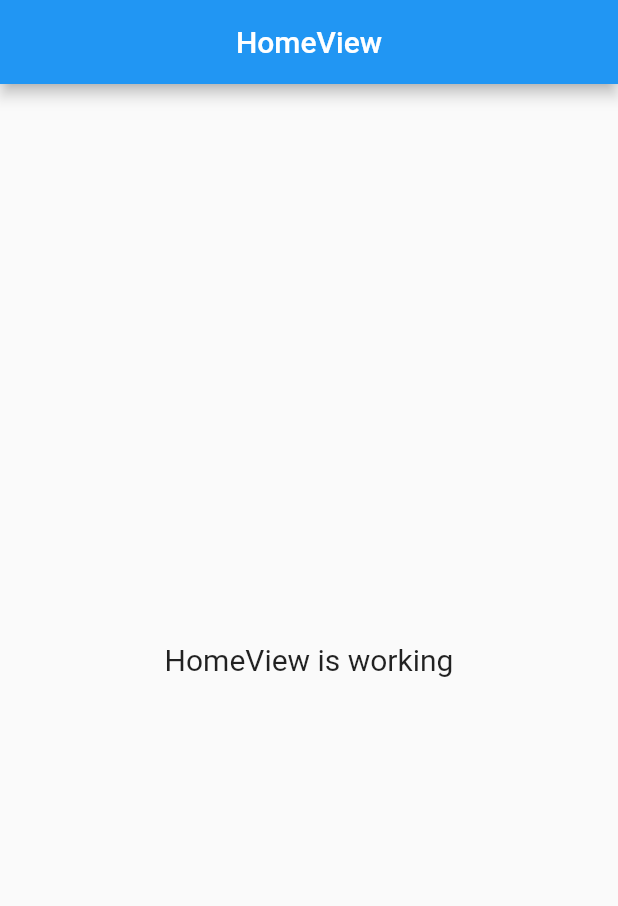
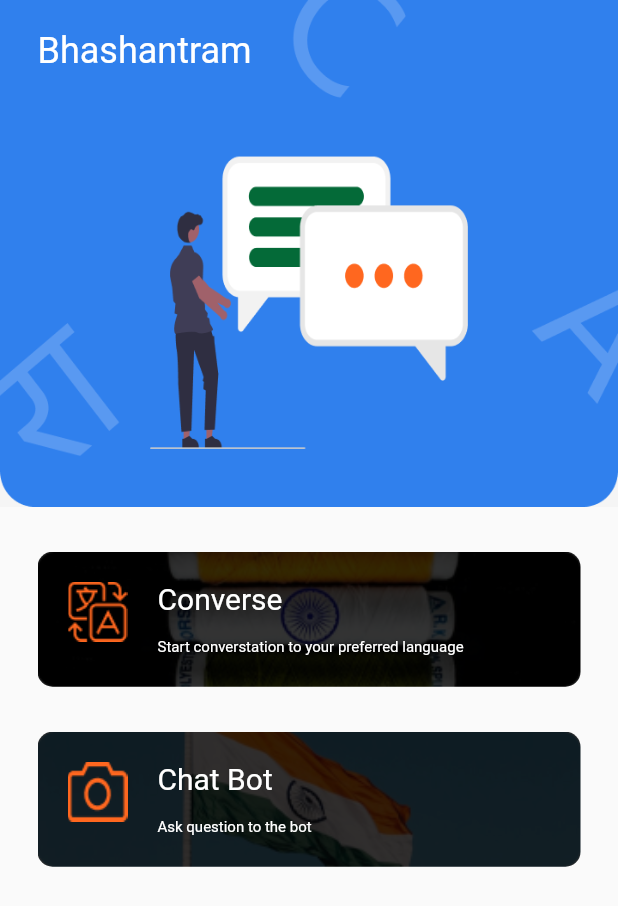
Before and after one commit to apurba235/bhashantram, a Flutter app: the screen it shows after launch, on a phone screen of 412 x 824 dp. Shown: the top 906 px of the screen. Run offline on Flutter 3.47's test engine with Material 2 defaults, Android fonts, the phone set to English and light mode, and no system bars; our stand-ins replace connectivity_plus, dio, get.

Commit message:
:feat - home page UI

```diff
--- /dev/null
+++ b/lib/app/common/consts/asset_consts.dart
@@ -0,0 +1,14 @@
+class AssetConsts {
+  /// BasePaths
+  static const basePath = 'assets';
+  static const basePathPng = '$basePath/png';
+
+  /// Png Assets
+  static const flagOne = '$basePathPng/flag_one.png';
+  static const flagTwo = '$basePathPng/flag_two.png';
+  static const homeBackground = '$basePathPng/home_background.png';
+  static const humanChat = '$basePathPng/human_chat.png';
+  static const microphone = '$basePathPng/microphone.png';
+  static const translate = '$basePathPng/translate.png';
+  static const camera = '$basePathPng/camera.png';
+}
--- /dev/null
+++ b/lib/app/common/consts/color_consts.dart
@@ -0,0 +1,6 @@
+import 'dart:ui';
+
+class ColorConsts{
+  static const whiteColor = Color(0xffffffff);
+  static const blackColor = Color(0xff000000);
+}
--- /dev/null
+++ b/lib/app/common/consts/consts.dart
@@ -0,0 +1,3 @@
+export 'package:bhashantram/app/common/consts/asset_consts.dart';
+export 'package:bhashantram/app/common/consts/color_consts.dart';
+export 'package:bhashantram/app/common/consts/string_consts.dart';
--- /dev/null
+++ b/lib/app/common/consts/string_consts.dart
@@ -0,0 +1,3 @@
+class StringConsts {
+  static const appName = 'Bhashantram';
+}
--- /dev/null
+++ b/lib/app/common/custom_snackbar.dart
@@ -0,0 +1,30 @@
+import 'package:get/get.dart';
+import 'package:flutter/material.dart';
+
+showSnackBar(String title, {bool? isError, Color? color, int milliseconds = 1800}) {
+  Get.snackbar(
+    '',
+    title,
+    titleText: Center(
+      child: Text(
+        title,
+        style: const TextStyle(color: Colors.white, fontWeight: FontWeight.w500),
+      ),
+    ),
+    messageText: const SizedBox.shrink(),
+    duration: Duration(milliseconds: milliseconds),
+    snackPosition: SnackPosition.BOTTOM,
+    backgroundColor: color ??
+        (isError == null
+            ? Colors.black
+            : isError == true
+            ? Colors.red
+            : const Color(0xff30BA00)),
+    colorText: Colors.white,
+    borderRadius: 0,
+    borderWidth: 0,
+    maxWidth: Get.width,
+    margin: const EdgeInsets.all(0),
+    padding: const EdgeInsets.fromLTRB(8, 12, 8, 8),
+  );
+}
--- a/lib/app/data/internet_connection_manager.dart
+++ b/lib/app/data/internet_connection_manager.dart
@@ -36,6 +36,11 @@ class InternetConnectionManager {
     bool? cancelOnError,
   }) async {
     final result = await Connectivity().checkConnectivity();
+    if (result == ConnectivityResult.wifi) {
+      _isWifi.value = true;
+    } else {
+      _isWifi.value = false;
+    }
     onConnection((result == ConnectivityResult.mobile) || (result == ConnectivityResult.wifi));
     Connectivity().onConnectivityChanged.listen(
       (ConnectivityResult event) {
--- a/lib/app/data/network_client.dart
+++ b/lib/app/data/network_client.dart
@@ -1,4 +1,5 @@
 import 'dart:developer';
+import 'package:bhashantram/app/common/custom_snackbar.dart';
 import 'package:dio/dio.dart';
 
 enum RestApiMethod { get, post }
@@ -10,6 +11,14 @@ class NetworkClient {
 
   Dio dio = Dio();
 
+  showError(DioError e) {
+    try {
+      // showSnackBar(jsonDecode(e.response.toString())['message'] ?? e.message, isError: true);
+    } catch (error) {
+      // showSnackBar(e.message, isError: true);
+    }
+  }
+
   Future<Map<String, dynamic>?> _restApi<T>(
     String path, {
     required RestApiMethod apiMethod,
@@ -17,6 +26,7 @@ class NetworkClient {
     dynamic body = const {},
     bool isBearerToken = false,
     bool showError = true,
+    bool showResponseLog = true,
   }) async {
     try {
       ///logging the POST endpoint and PAYLOAD
@@ -45,8 +55,10 @@ class NetworkClient {
       }
 
       ///logging the RESPONSE details
-      log('${response?.data}', name: "RESPONSE");
-      log('${response?.statusCode}', name: "RESPONSE STATUS CODE");
+      if(showResponseLog){
+        log('${response?.data}', name: "RESPONSE");
+        log('${response?.statusCode}', name: "RESPONSE STATUS CODE");
+      }
 
       ///if nor error then return response else return NUll
       if (response?.data is Map?) {
@@ -57,9 +69,9 @@ class NetworkClient {
           if (showError) {
             String errorMessage = '${x?['message'].toString()}';
             if (!errorMessage.contains('SocketException') && !errorMessage.contains('HttpException')) {
-              // showSnackBar(errorMessage, isError: true);
+              showSnackBar(errorMessage, isError: true);
             } else {
-              // showSnackBar('Something went wrong!', isError: true);
+              showSnackBar('Something went wrong!', isError: true);
             }
           }
         }
@@ -69,7 +81,7 @@ class NetworkClient {
       log('${e.response}', name: 'DIO EXCEPTION');
       if (showError) {
         if (!e.toString().contains('SocketException') && !e.toString().contains('HttpException')) {
-          // this.showError(e);
+          this.showError(e);
         } else {
           // showSnackBar('Something went wrong!', isError: true);
         }
@@ -92,4 +104,17 @@ class NetworkClient {
       headers: header,
     );
   }
+
+  Future<Map<String, dynamic>?> getApi<T>(
+    String path, {
+    bool showError = true,
+    Map<String, dynamic>? header,
+  }) async {
+    return await _restApi(
+      path,
+      apiMethod: RestApiMethod.get,
+      showError: showError,
+      headers: header,
+    );
+  }
 }
--- /dev/null
+++ b/lib/app/data/ui_models/menu_model.dart
@@ -0,0 +1,15 @@
+class MenuModel {
+  String menuBackgroundImage;
+  String menuIcon;
+  String menuTitle;
+  String menuSubTitle;
+  void Function()? onTapMenu;
+
+  MenuModel({
+    required this.menuBackgroundImage,
+    required this.menuIcon,
+    required this.menuTitle,
+    required this.menuSubTitle,
+    this.onTapMenu,
+  });
+}
--- a/lib/app/modules/home/controllers/home_controller.dart
+++ b/lib/app/modules/home/controllers/home_controller.dart
@@ -1,9 +1,25 @@
+import 'package:bhashantram/app/common/consts/consts.dart';
+import 'package:bhashantram/app/data/ui_models/menu_model.dart';
 import 'package:get/get.dart';
 
 class HomeController extends GetxController {
-  //TODO: Implement HomeController
+  List<MenuModel> menuItems = [
+    MenuModel(
+      menuBackgroundImage: AssetConsts.flagOne,
+      menuIcon: AssetConsts.translate,
+      menuTitle: 'Converse',
+      menuSubTitle: 'Start converstation to your preferred language',
+      onTapMenu: (){}
+    ),
+    MenuModel(
+      menuBackgroundImage: AssetConsts.flagTwo,
+      menuIcon: AssetConsts.camera,
+      menuTitle: 'Chat Bot',
+      menuSubTitle: 'Ask question to the bot',
+      onTapMenu: (){}
+    ),
+  ];
 
-  final count = 0.obs;
   @override
   void onInit() {
     super.onInit();
@@ -18,6 +34,4 @@ class HomeController extends GetxController {
   void onClose() {
     super.onClose();
   }
-
-  void increment() => count.value++;
 }
--- a/lib/app/modules/home/views/home_view.dart
+++ b/lib/app/modules/home/views/home_view.dart
@@ -1,3 +1,4 @@
+import 'package:bhashantram/app/common/consts/consts.dart';
 import 'package:flutter/material.dart';
 
 import 'package:get/get.dart';
@@ -6,17 +7,112 @@ import '../controllers/home_controller.dart';
 
 class HomeView extends GetView<HomeController> {
   const HomeView({Key? key}) : super(key: key);
+
   @override
   Widget build(BuildContext context) {
     return Scaffold(
-      appBar: AppBar(
-        title: const Text('HomeView'),
-        centerTitle: true,
+      body: Column(
+        children: [
+          SizedBox(height: MediaQuery.of(context).padding.top),
+          Stack(
+            children: [
+              Container(
+                alignment: Alignment.center,
+                height: Get.height * 0.41,
+                decoration: const BoxDecoration(
+                  image: DecorationImage(
+                    image: AssetImage(AssetConsts.homeBackground),
+                    fit: BoxFit.fill,
+                  ),
+                ),
+              ),
+              const Padding(
+                padding: EdgeInsets.only(left: 25.0, top: 20.0),
+                child: Text(
+                  StringConsts.appName,
+                  style: TextStyle(fontSize: 24, color: ColorConsts.whiteColor),
+                ),
+              ),
+              const SizedBox(height: 20),
+            ],
+          ),
+          const SizedBox(height: 30),
+          Padding(
+            padding: const EdgeInsets.symmetric(horizontal: 25.0),
+            child: Column(
+              mainAxisSize: MainAxisSize.min,
+              children: [
+                ...List.generate(
+                  controller.menuItems.length,
+                  (index) => MenuItem(
+                    cardBackgroundImage: controller.menuItems[index].menuBackgroundImage,
+                    menuIcon: controller.menuItems[index].menuIcon,
+                    menuTitle: controller.menuItems[index].menuTitle,
+                    menuSubTitle: controller.menuItems[index].menuSubTitle,
+                    onTapMenu: controller.menuItems[index].onTapMenu,
+                  ),
+                )
+              ],
+            ),
+          )
+        ],
       ),
-      body: const Center(
-        child: Text(
-          'HomeView is working',
-          style: TextStyle(fontSize: 20),
+    );
+  }
+}
+
+class MenuItem extends StatelessWidget {
+  const MenuItem({
+    super.key,
+    this.onTapMenu,
+    required this.cardBackgroundImage,
+    required this.menuIcon,
+    required this.menuTitle,
+    required this.menuSubTitle,
+  });
+
+  final void Function()? onTapMenu;
+  final String cardBackgroundImage;
+  final String menuIcon;
+  final String menuTitle;
+  final String menuSubTitle;
+
+  @override
+  Widget build(BuildContext context) {
+    return GestureDetector(
+      onTap: onTapMenu,
+      child: Container(
+        padding: const EdgeInsets.all(20.0),
+        margin: const EdgeInsets.only(bottom: 30),
+        decoration: BoxDecoration(
+          image: DecorationImage(
+            image: AssetImage(cardBackgroundImage),
+            fit: BoxFit.fill,
+            colorFilter: ColorFilter.mode(ColorConsts.blackColor.withOpacity(0.8), BlendMode.darken),
+          ),
+          borderRadius: BorderRadius.circular(10),
+        ),
+        child: Row(
+          crossAxisAlignment: CrossAxisAlignment.start,
+          children: [
+            Image.asset(menuIcon),
+            const SizedBox(width: 20),
+            Column(
+              mainAxisSize: MainAxisSize.min,
+              crossAxisAlignment: CrossAxisAlignment.start,
+              children: [
+                Text(
+                  menuTitle,
+                  style: const TextStyle(color: ColorConsts.whiteColor, fontSize: 20),
+                ),
+                const SizedBox(height: 15),
+                Text(
+                  menuSubTitle,
+                  style: const TextStyle(color: ColorConsts.whiteColor, fontSize: 10),
+                )
+              ],
+            )
+          ],
         ),
       ),
     );
--- a/pubspec.yaml
+++ b/pubspec.yaml
@@ -20,3 +20,5 @@ dev_dependencies:
 
 flutter:
   uses-material-design: true
+  assets:
+    - assets/png/
```
Also changed, not shown: assets/png/camera.png (added), assets/png/flag_one.png (added), assets/png/flag_two.png (added), assets/png/home_background.png (added), assets/png/human_chat.png (added), assets/png/microphone.png (added), assets/png/translate.png (added).
